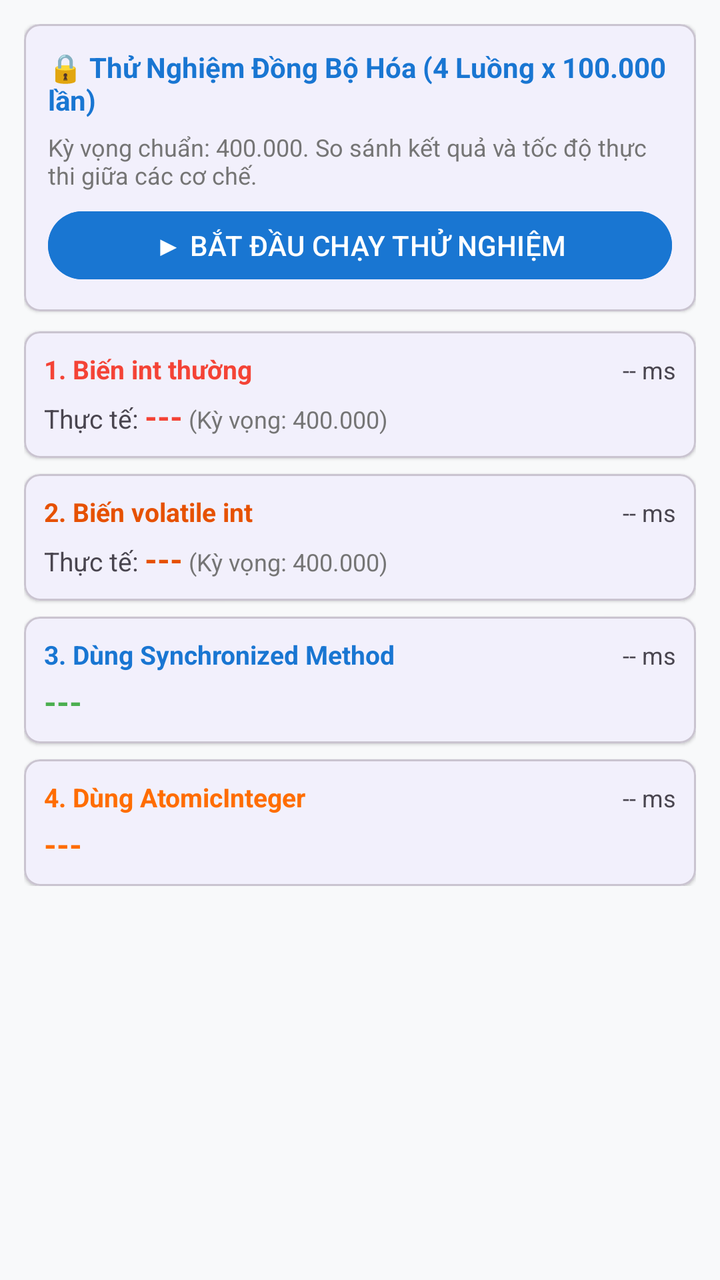
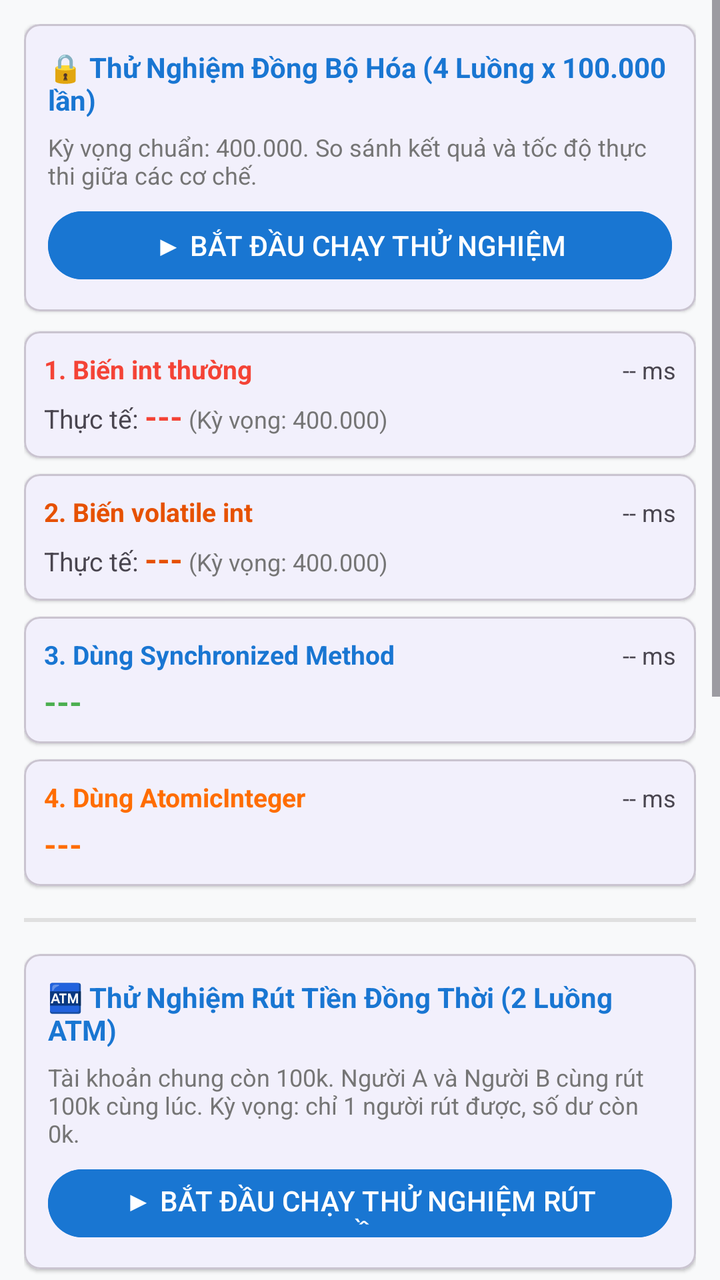

Two renders of the same Android screen: before a commit and after it. Below are the layout's source before the change and the commit's diff.
<!-- AndroidManifest.xml: application theme Theme.SampleProject -->
<!-- res/layout/fragment_sync_lab.xml -->
<?xml version="1.0" encoding="utf-8"?>
<ScrollView
    xmlns:android="http://schemas.android.com/apk/res/android"
    xmlns:app="http://schemas.android.com/apk/res-auto"
    android:layout_width="match_parent"
    android:layout_height="match_parent"
    android:background="#F8F9FA">

    <LinearLayout
        android:layout_width="match_parent"
        android:layout_height="wrap_content"
        android:orientation="vertical"
        android:padding="12dp">

        
        <com.google.android.material.card.MaterialCardView
            android:layout_width="match_parent"
            android:layout_height="wrap_content"
            app:cardCornerRadius="8dp"
            app:cardElevation="1dp"
            android:layout_marginBottom="10dp">

            <LinearLayout
                android:layout_width="match_parent"
                android:layout_height="wrap_content"
                android:orientation="vertical"
                android:padding="12dp">

                <TextView
                    android:layout_width="wrap_content"
                    android:layout_height="wrap_content"
                    android:text="🔒 Thử Nghiệm Đồng Bộ Hóa (4 Luồng x 100.000 lần)"
                    android:textStyle="bold"
                    android:textSize="14sp"
                    android:textColor="@color/primary"/>

                <TextView
                    android:layout_width="match_parent"
                    android:layout_height="wrap_content"
                    android:text="Kỳ vọng chuẩn: 400.000. So sánh kết quả và tốc độ thực thi giữa các cơ chế."
                    android:textSize="12sp"
                    android:textColor="@color/text_secondary"
                    android:layout_marginVertical="6dp"/>

                <Button
                    android:id="@+id/btnRunSyncDemo"
                    android:layout_width="match_parent"
                    android:layout_height="42dp"
                    android:text="▶ BẮT ĐẦU CHẠY THỬ NGHIỆM"
                    android:backgroundTint="@color/primary"/>

                <ProgressBar
                    android:id="@+id/pbSyncDemo"
                    android:layout_width="wrap_content"
                    android:layout_height="wrap_content"
                    android:layout_gravity="center"
                    android:visibility="gone"
                    android:layout_marginTop="6dp"/>
            </LinearLayout>
        </com.google.android.material.card.MaterialCardView>

        
        <com.google.android.material.card.MaterialCardView
            android:layout_width="match_parent"
            android:layout_height="wrap_content"
            app:cardCornerRadius="8dp"
            app:cardElevation="1dp"
            android:layout_marginBottom="8dp">

            <LinearLayout
                android:layout_width="match_parent"
                android:layout_height="wrap_content"
                android:orientation="vertical"
                android:padding="10dp">

                <LinearLayout
                    android:layout_width="match_parent"
                    android:layout_height="wrap_content"
                    android:orientation="horizontal">
                    <TextView
                        android:layout_width="0dp"
                        android:layout_height="wrap_content"
                        android:layout_weight="1"
                        android:text="1. Biến int thường "
                        android:textStyle="bold"
                        android:textColor="@color/status_failed"
                        android:textSize="13sp"/>
                    <TextView
                        android:id="@+id/tvNoSyncTime"
                        android:layout_width="wrap_content"
                        android:layout_height="wrap_content"
                        android:text="-- ms"
                        android:textSize="12sp"/>
                </LinearLayout>

                <LinearLayout
                    android:layout_width="match_parent"
                    android:layout_height="wrap_content"
                    android:orientation="horizontal"
                    android:layout_marginTop="4dp">
                    <TextView
                        android:layout_width="wrap_content"
                        android:layout_height="wrap_content"
                        android:text="Thực tế: "
                        android:textSize="13sp"/>
                    <TextView
                        android:id="@+id/tvNoSyncResult"
                        android:layout_width="wrap_content"
                        android:layout_height="wrap_content"
                        android:text="---"
                        android:textStyle="bold"
                        android:textSize="16sp"
                        android:textColor="@color/status_failed"/>
                    <TextView
                        android:layout_width="wrap_content"
                        android:layout_height="wrap_content"
                        android:text=" (Kỳ vọng: 400.000)"
                        android:textSize="12sp"
                        android:textColor="@color/text_secondary"/>
                </LinearLayout>

            </LinearLayout>
        </com.google.android.material.card.MaterialCardView>

        
        <com.google.android.material.card.MaterialCardView
            android:layout_width="match_parent"
            android:layout_height="wrap_content"
            app:cardCornerRadius="8dp"
            app:cardElevation="1dp"
            android:layout_marginBottom="8dp">

            <LinearLayout
                android:layout_width="match_parent"
                android:layout_height="wrap_content"
                android:orientation="vertical"
                android:padding="10dp">

                <LinearLayout
                    android:layout_width="match_parent"
                    android:layout_height="wrap_content"
                    android:orientation="horizontal">
                    <TextView
                        android:layout_width="0dp"
                        android:layout_height="wrap_content"
                        android:layout_weight="1"
                        android:text="2. Biến volatile int "
                        android:textStyle="bold"
                        android:textColor="#E65100"
                        android:textSize="13sp"/>
                    <TextView
                        android:id="@+id/tvVolatileTime"
                        android:layout_width="wrap_content"
                        android:layout_height="wrap_content"
                        android:text="-- ms"
                        android:textSize="12sp"/>
                </LinearLayout>

                <LinearLayout
                    android:layout_width="match_parent"
                    android:layout_height="wrap_content"
                    android:orientation="horizontal"
                    android:layout_marginTop="4dp">
                    <TextView
                        android:layout_width="wrap_content"
                        android:layout_height="wrap_content"
                        android:text="Thực tế: "
                        android:textSize="13sp"/>
                    <TextView
                        android:id="@+id/tvVolatileResult"
                        android:layout_width="wrap_content"
                        android:layout_height="wrap_content"
                        android:text="---"
                        android:textStyle="bold"
                        android:textSize="16sp"
                        android:textColor="#E65100"/>
                    <TextView
                        android:layout_width="wrap_content"
                        android:layout_height="wrap_content"
                        android:text=" (Kỳ vọng: 400.000)"
                        android:textSize="12sp"
                        android:textColor="@color/text_secondary"/>
                </LinearLayout>


            </LinearLayout>
        </com.google.android.material.card.MaterialCardView>

        
        <com.google.android.material.card.MaterialCardView
            android:layout_width="match_parent"
            android:layout_height="wrap_content"
            app:cardCornerRadius="8dp"
            app:cardElevation="1dp"
            android:layout_marginBottom="8dp">

            <LinearLayout
                android:layout_width="match_parent"
                android:layout_height="wrap_content"
                android:orientation="vertical"
                android:padding="10dp">

                <LinearLayout
                    android:layout_width="match_parent"
                    android:layout_height="wrap_content"
                    android:orientation="horizontal">
                    <TextView
                        android:layout_width="0dp"
                        android:layout_height="wrap_content"
                        android:layout_weight="1"
                        android:text="3. Dùng Synchronized Method"
                        android:textStyle="bold"
                        android:textColor="@color/status_downloading"
                        android:textSize="13sp"/>
                    <TextView
                        android:id="@+id/tvSyncTime"
                        android:layout_width="wrap_content"
                        android:layout_height="wrap_content"
                        android:text="-- ms"
                        android:textSize="12sp"/>
                </LinearLayout>

                <TextView
                    android:id="@+id/tvSyncResult"
                    android:layout_width="wrap_content"
                    android:layout_height="wrap_content"
                    android:text="---"
                    android:textStyle="bold"
                    android:textSize="16sp"
                    android:textColor="@color/status_completed"
                    android:layout_marginTop="4dp"/>

            </LinearLayout>
        </com.google.android.material.card.MaterialCardView>

        
        <com.google.android.material.card.MaterialCardView
            android:layout_width="match_parent"
            android:layout_height="wrap_content"
            app:cardCornerRadius="8dp"
            app:cardElevation="1dp">

            <LinearLayout
                android:layout_width="match_parent"
                android:layout_height="wrap_content"
                android:orientation="vertical"
                android:padding="10dp">

                <LinearLayout
                    android:layout_width="match_parent"
                    android:layout_height="wrap_content"
                    android:orientation="horizontal">
                    <TextView
                        android:layout_width="0dp"
                        android:layout_height="wrap_content"
                        android:layout_weight="1"
                        android:text="4. Dùng AtomicInteger"
                        android:textStyle="bold"
                        android:textColor="@color/accent"
                        android:textSize="13sp"/>
                    <TextView
                        android:id="@+id/tvAtomicTime"
                        android:layout_width="wrap_content"
                        android:layout_height="wrap_content"
                        android:text="-- ms"
                        android:textSize="12sp"/>
                </LinearLayout>

                <TextView
                    android:id="@+id/tvAtomicResult"
                    android:layout_width="wrap_content"
                    android:layout_height="wrap_content"
                    android:text="---"
                    android:textStyle="bold"
                    android:textSize="16sp"
                    android:textColor="@color/accent"
                    android:layout_marginTop="4dp"/>

            </LinearLayout>
        </com.google.android.material.card.MaterialCardView>

    </LinearLayout>
</ScrollView>
<!-- resources referenced by this layout -->
<resources>
  <color name="accent">#FF6D00</color>
  <color name="primary">#1976D2</color>
  <color name="status_completed">#4CAF50</color>
  <color name="status_downloading">#1976D2</color>
  <color name="status_failed">#F44336</color>
  <color name="text_secondary">#757575</color>
  <style name="Theme.SampleProject" parent="Base.Theme.SampleProject" />
  <style name="Base.Theme.SampleProject" parent="Theme.Material3.DayNight.NoActionBar">
          <item name="colorPrimary">@color/primary</item>
          <item name="colorPrimaryDark">@color/primary_dark</item>
          <item name="colorAccent">@color/accent</item>
          <item name="android:windowBackground">@color/surface_variant</item>
      </style>
  <color name="primary_dark">#0D47A1</color>
  <color name="surface_variant">#F5F5F5</color>
</resources>

<!-- the commit's change to res/layout/fragment_sync_lab.xml (unified diff, before → after) -->
@@ -279,5 +279,335 @@
             </LinearLayout>
         </com.google.android.material.card.MaterialCardView>
 
+        
+        <View
+            android:layout_width="match_parent"
+            android:layout_height="2dp"
+            android:layout_marginVertical="16dp"
+            android:background="@color/divider"/>
+
+        
+        <com.google.android.material.card.MaterialCardView
+            android:layout_width="match_parent"
+            android:layout_height="wrap_content"
+            app:cardCornerRadius="8dp"
+            app:cardElevation="1dp"
+            android:layout_marginBottom="10dp">
+
+            <LinearLayout
+                android:layout_width="match_parent"
+                android:layout_height="wrap_content"
+                android:orientation="vertical"
+                android:padding="12dp">
+
+                <TextView
+                    android:layout_width="wrap_content"
+                    android:layout_height="wrap_content"
+                    android:text="🏧 Thử Nghiệm Rút Tiền Đồng Thời (2 Luồng ATM)"
+                    android:textStyle="bold"
+                    android:textSize="14sp"
+                    android:textColor="@color/primary"/>
+
+                <TextView
+                    android:layout_width="match_parent"
+                    android:layout_height="wrap_content"
+                    android:text="Tài khoản chung còn 100k. Người A và Người B cùng rút 100k cùng lúc. Kỳ vọng: chỉ 1 người rút được, số dư còn 0k."
+                    android:textSize="12sp"
+                    android:textColor="@color/text_secondary"
+                    android:layout_marginVertical="6dp"/>
+
+                <Button
+                    android:id="@+id/btnRunWithdrawDemo"
+                    android:layout_width="match_parent"
+                    android:layout_height="42dp"
+                    android:text="▶ BẮT ĐẦU CHẠY THỬ NGHIỆM RÚT TIỀN"
+                    android:backgroundTint="@color/primary"/>
+
+                <ProgressBar
+                    android:id="@+id/pbWithdrawDemo"
+                    android:layout_width="wrap_content"
+                    android:layout_height="wrap_content"
+                    android:layout_gravity="center"
+                    android:visibility="gone"
+                    android:layout_marginTop="6dp"/>
+            </LinearLayout>
+        </com.google.android.material.card.MaterialCardView>
+
+        
+        <com.google.android.material.card.MaterialCardView
+            android:layout_width="match_parent"
+            android:layout_height="wrap_content"
+            app:cardCornerRadius="8dp"
+            app:cardElevation="1dp"
+            android:layout_marginBottom="8dp">
+
+            <LinearLayout
+                android:layout_width="match_parent"
+                android:layout_height="wrap_content"
+                android:orientation="vertical"
+                android:padding="10dp">
+
+                <LinearLayout
+                    android:layout_width="match_parent"
+                    android:layout_height="wrap_content"
+                    android:orientation="horizontal">
+                    <TextView
+                        android:layout_width="0dp"
+                        android:layout_height="wrap_content"
+                        android:layout_weight="1"
+                        android:text="1. Không đồng bộ (UnsafeAccount)"
+                        android:textStyle="bold"
+                        android:textColor="@color/status_failed"
+                        android:textSize="13sp"/>
+                    <TextView
+                        android:id="@+id/tvUnsafeWithdrawTime"
+                        android:layout_width="wrap_content"
+                        android:layout_height="wrap_content"
+                        android:text="-- ms"
+                        android:textSize="12sp"/>
+                </LinearLayout>
+
+                <TextView
+                    android:id="@+id/tvUnsafeWithdrawDetail"
+                    android:layout_width="match_parent"
+                    android:layout_height="wrap_content"
+                    android:text="Người A: --- | Người B: ---"
+                    android:textSize="12sp"
+                    android:textColor="@color/text_secondary"
+                    android:layout_marginTop="4dp"/>
+
+                <TextView
+                    android:id="@+id/tvUnsafeWithdrawBalance"
+                    android:layout_width="wrap_content"
+                    android:layout_height="wrap_content"
+                    android:text="Số dư cuối: ---"
+                    android:textStyle="bold"
+                    android:textSize="15sp"
+                    android:textColor="@color/status_failed"
+                    android:layout_marginTop="4dp"/>
+
+            </LinearLayout>
+        </com.google.android.material.card.MaterialCardView>
+
+        
+        <com.google.android.material.card.MaterialCardView
+            android:layout_width="match_parent"
+            android:layout_height="wrap_content"
+            app:cardCornerRadius="8dp"
+            app:cardElevation="1dp">
+
+            <LinearLayout
+                android:layout_width="match_parent"
+                android:layout_height="wrap_content"
+                android:orientation="vertical"
+                android:padding="10dp">
+
+                <LinearLayout
+                    android:layout_width="match_parent"
+                    android:layout_height="wrap_content"
+                    android:orientation="horizontal">
+                    <TextView
+                        android:layout_width="0dp"
+                        android:layout_height="wrap_content"
+                        android:layout_weight="1"
+                        android:text="2. Dùng Synchronized (SafeAccount)"
+                        android:textStyle="bold"
+                        android:textColor="@color/status_downloading"
+                        android:textSize="13sp"/>
+                    <TextView
+                        android:id="@+id/tvSafeWithdrawTime"
+                        android:layout_width="wrap_content"
+                        android:layout_height="wrap_content"
+                        android:text="-- ms"
+                        android:textSize="12sp"/>
+                </LinearLayout>
+
+                <TextView
+                    android:id="@+id/tvSafeWithdrawDetail"
+                    android:layout_width="match_parent"
+                    android:layout_height="wrap_content"
+                    android:text="Người A: --- | Người B: ---"
+                    android:textSize="12sp"
+                    android:textColor="@color/text_secondary"
+                    android:layout_marginTop="4dp"/>
+
+                <TextView
+                    android:id="@+id/tvSafeWithdrawBalance"
+                    android:layout_width="wrap_content"
+                    android:layout_height="wrap_content"
+                    android:text="Số dư cuối: ---"
+                    android:textStyle="bold"
+                    android:textSize="15sp"
+                    android:textColor="@color/status_completed"
+                    android:layout_marginTop="4dp"/>
+
+            </LinearLayout>
+        </com.google.android.material.card.MaterialCardView>
+
+        
+        <View
+            android:layout_width="match_parent"
+            android:layout_height="2dp"
+            android:layout_marginVertical="16dp"
+            android:background="@color/divider"/>
+
+        
+        <com.google.android.material.card.MaterialCardView
+            android:layout_width="match_parent"
+            android:layout_height="wrap_content"
+            app:cardCornerRadius="8dp"
+            app:cardElevation="1dp"
+            android:layout_marginBottom="10dp">
+
+            <LinearLayout
+                android:layout_width="match_parent"
+                android:layout_height="wrap_content"
+                android:orientation="vertical"
+                android:padding="12dp">
+
+                <TextView
+                    android:layout_width="wrap_content"
+                    android:layout_height="wrap_content"
+                    android:text="🔁 Thử Nghiệm Chuyển Tiền 2 Chiều (Deadlock)"
+                    android:textStyle="bold"
+                    android:textSize="14sp"
+                    android:textColor="@color/primary"/>
+
+                <TextView
+                    android:layout_width="match_parent"
+                    android:layout_height="wrap_content"
+                    android:text="A (100k) chuyển 50k → B và B (100k) chuyển 30k → A cùng lúc. Kỳ vọng: A = 80k, B = 120k (Tổng = 200k)."
+                    android:textSize="12sp"
+                    android:textColor="@color/text_secondary"
+                    android:layout_marginVertical="6dp"/>
+
+                <Button
+                    android:id="@+id/btnRunDeadlockDemo"
+                    android:layout_width="match_parent"
+                    android:layout_height="42dp"
+                    android:text="▶ BẮT ĐẦU CHẠY THỬ NGHIỆM DEADLOCK"
+                    android:backgroundTint="@color/primary"/>
+
+                <ProgressBar
+                    android:id="@+id/pbDeadlockDemo"
+                    android:layout_width="wrap_content"
+                    android:layout_height="wrap_content"
+                    android:layout_gravity="center"
+                    android:visibility="gone"
+                    android:layout_marginTop="6dp"/>
+            </LinearLayout>
+        </com.google.android.material.card.MaterialCardView>
+
+        
+        <com.google.android.material.card.MaterialCardView
+            android:layout_width="match_parent"
+            android:layout_height="wrap_content"
+            app:cardCornerRadius="8dp"
+            app:cardElevation="1dp"
+            android:layout_marginBottom="8dp">
+
+            <LinearLayout
+                android:layout_width="match_parent"
+                android:layout_height="wrap_content"
+                android:orientation="vertical"
+                android:padding="10dp">
+
+                <LinearLayout
+                    android:layout_width="match_parent"
+                    android:layout_height="wrap_content"
+                    android:orientation="horizontal">
+                    <TextView
+                        android:layout_width="0dp"
+                        android:layout_height="wrap_content"
+                        android:layout_weight="1"
+                        android:text="1. Khóa theo chiều gọi (from → to)"
+                        android:textStyle="bold"
+                        android:textColor="@color/status_failed"
+                        android:textSize="13sp"/>
+                    <TextView
+                        android:id="@+id/tvDeadlockTime"
+                        android:layout_width="wrap_content"
+                        android:layout_height="wrap_content"
+                        android:text="-- ms"
+                        android:textSize="12sp"/>
+                </LinearLayout>
+
+                <TextView
+                    android:id="@+id/tvDeadlockDetail"
+                    android:layout_width="match_parent"
+                    android:layout_height="wrap_content"
+                    android:text="Luồng 1 (A → B) | Luồng 2 (B → A)"
+                    android:textSize="12sp"
+                    android:textColor="@color/text_secondary"
+                    android:layout_marginTop="4dp"/>
+
+                <TextView
+                    android:id="@+id/tvDeadlockResult"
+                    android:layout_width="wrap_content"
+                    android:layout_height="wrap_content"
+                    android:text="Trạng thái: ---"
+                    android:textStyle="bold"
+                    android:textSize="15sp"
+                    android:textColor="@color/status_failed"
+                    android:layout_marginTop="4dp"/>
+
+            </LinearLayout>
+        </com.google.android.material.card.MaterialCardView>
+
+        
+        <com.google.android.material.card.MaterialCardView
+            android:layout_width="match_parent"
+            android:layout_height="wrap_content"
+            app:cardCornerRadius="8dp"
+            app:cardElevation="1dp">
+
+            <LinearLayout
+                android:layout_width="match_parent"
+                android:layout_height="wrap_content"
+                android:orientation="vertical"
+                android:padding="10dp">
+
+                <LinearLayout
+                    android:layout_width="match_parent"
+                    android:layout_height="wrap_content"
+                    android:orientation="horizontal">
+                    <TextView
+                        android:layout_width="0dp"
+                        android:layout_height="wrap_content"
+                        android:layout_weight="1"
+                        android:text="2. Lock Ordering (Khóa theo ID nhỏ → lớn)"
+                        android:textStyle="bold"
+                        android:textColor="@color/status_downloading"
+                        android:textSize="13sp"/>
+                    <TextView
+                        android:id="@+id/tvLockOrderTime"
+                        android:layout_width="wrap_content"
+                        android:layout_height="wrap_content"
+                        android:text="-- ms"
+                        android:textSize="12sp"/>
+                </LinearLayout>
+
+                <TextView
+                    android:id="@+id/tvLockOrderDetail"
+                    android:layout_width="match_parent"
+                    android:layout_height="wrap_content"
+                    android:text="Luồng 1 (A → B) | Luồng 2 (B → A)"
+                    android:textSize="12sp"
+                    android:textColor="@color/text_secondary"
+                    android:layout_marginTop="4dp"/>
+
+                <TextView
+                    android:id="@+id/tvLockOrderResult"
+                    android:layout_width="wrap_content"
+                    android:layout_height="wrap_content"
+                    android:text="Trạng thái: ---"
+                    android:textStyle="bold"
+                    android:textSize="15sp"
+                    android:textColor="@color/status_completed"
+                    android:layout_marginTop="4dp"/>
+
+            </LinearLayout>
+        </com.google.android.material.card.MaterialCardView>
+
     </LinearLayout>
 </ScrollView>
<!-- resource entries referenced after the edit -->
@@ -1,6 +1,7 @@
 <!-- resources referenced by this layout -->
 <resources>
   <color name="accent">#FF6D00</color>
+  <color name="divider">#E0E0E0</color>
   <color name="primary">#1976D2</color>
   <color name="status_completed">#4CAF50</color>
   <color name="status_downloading">#1976D2</color>
